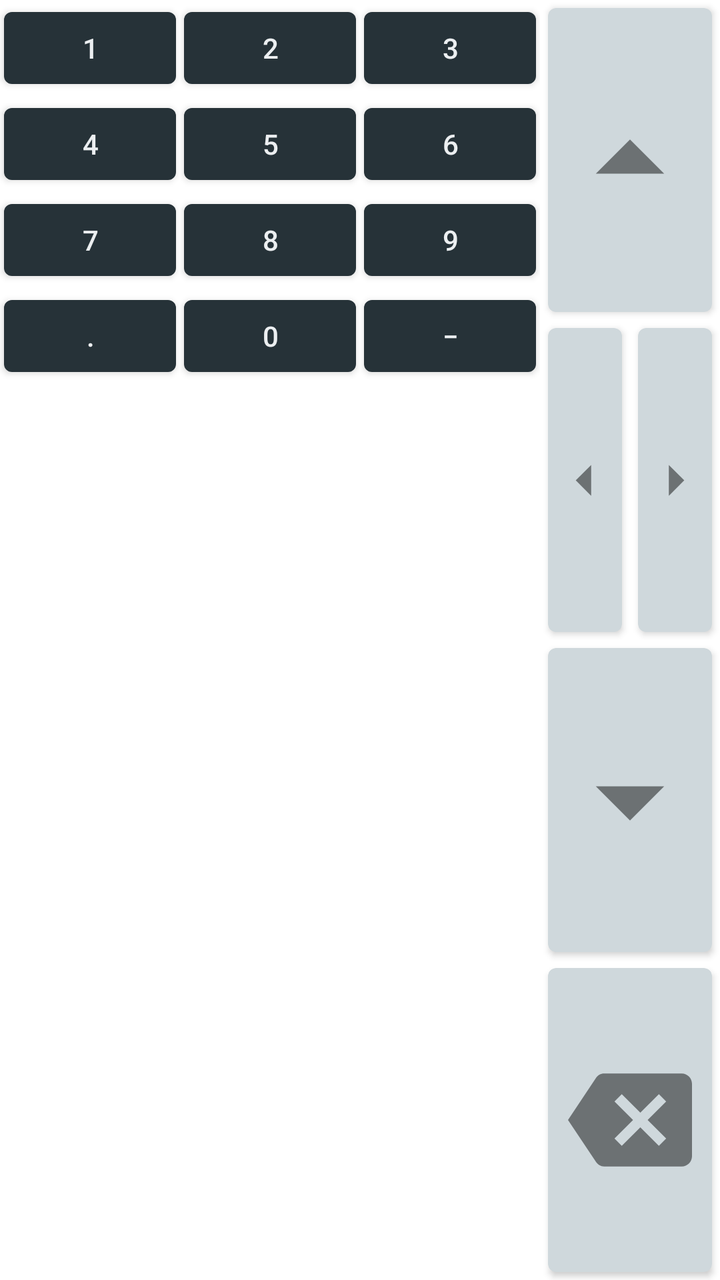
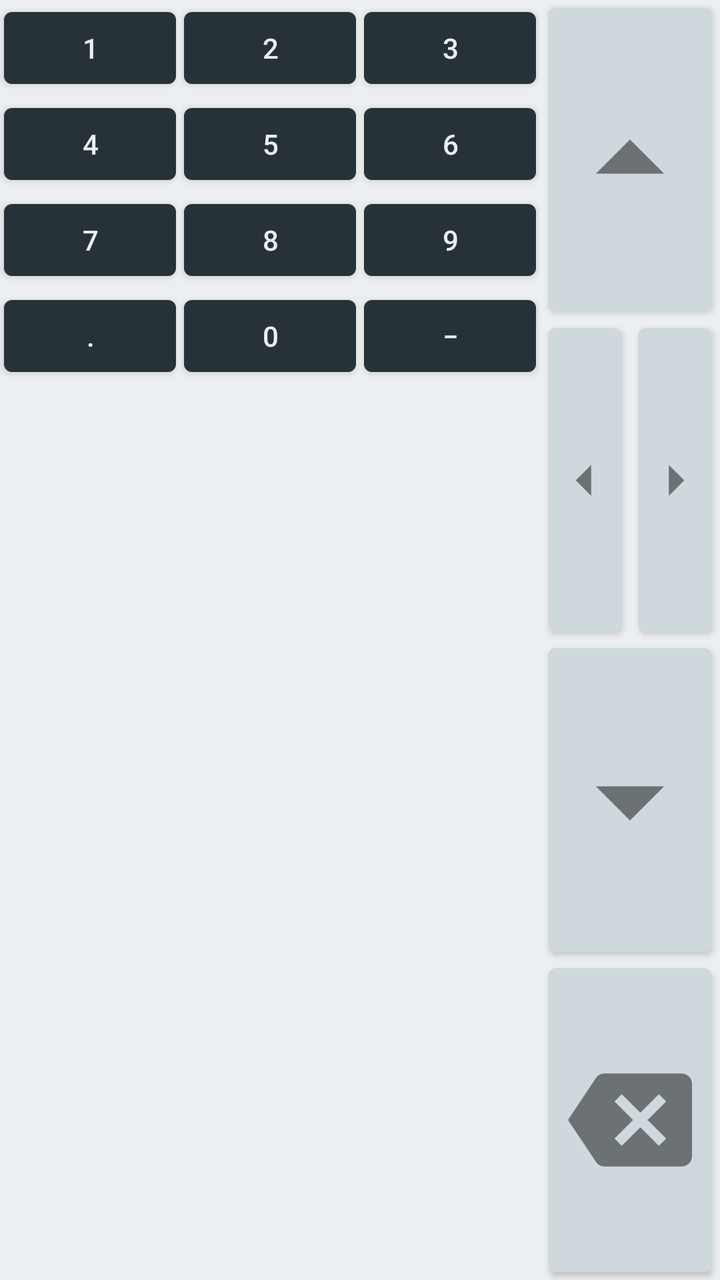

The first picture is an Android layout as it rendered before a commit; the second is the same layout after the commit. The layout source and the unified diff follow.
<!-- AndroidManifest.xml: application theme Theme.Matscape -->
<!-- res/layout/numpad_edit_matrix.xml -->
<?xml version="1.0" encoding="utf-8"?>
<LinearLayout xmlns:android="http://schemas.android.com/apk/res/android"
    xmlns:app="http://schemas.android.com/apk/res-auto"
    xmlns:tools="http://schemas.android.com/tools"
    android:layout_width="match_parent"
    android:layout_height="wrap_content"
    android:background="@color/home_numpad_bg_color"
    android:baselineAligned="false"
    android:orientation="horizontal">

    <LinearLayout
        android:layout_width="0dp"
        android:layout_height="wrap_content"
        android:layout_weight="1"
        android:orientation="vertical">

        <com.google.android.material.button.MaterialButton
            android:id="@+id/EditNumpad1"
            style="@style/EditMatrixFragMaterialButtons"
            android:text="@string/numpad1" />

        <com.google.android.material.button.MaterialButton
            android:id="@+id/EditNumpad4"
            style="@style/EditMatrixFragMaterialButtons"
            android:text="@string/numpad4" />

        <com.google.android.material.button.MaterialButton
            android:id="@+id/EditNumpad7"
            style="@style/EditMatrixFragMaterialButtons"
            android:text="@string/numpad7" />

        <com.google.android.material.button.MaterialButton
            android:id="@+id/EditNumpadDot"
            style="@style/EditMatrixFragMaterialButtons"
            android:text="@string/numpadDot" />

    </LinearLayout>

    <LinearLayout
        android:layout_width="0dp"
        android:layout_height="wrap_content"
        android:layout_weight="1"
        android:orientation="vertical">

        <com.google.android.material.button.MaterialButton
            android:id="@+id/EditNumpad2"
            style="@style/EditMatrixFragMaterialButtons"
            android:text="@string/numpad2" />

        <com.google.android.material.button.MaterialButton
            android:id="@+id/EditNumpad5"
            style="@style/EditMatrixFragMaterialButtons"
            android:text="@string/numpad5" />

        <com.google.android.material.button.MaterialButton
            android:id="@+id/EditNumpad8"
            style="@style/EditMatrixFragMaterialButtons"
            android:text="@string/numpad8" />

        <com.google.android.material.button.MaterialButton
            android:id="@+id/EditNumpad0"
            style="@style/EditMatrixFragMaterialButtons"
            android:text="@string/numpad0" />

    </LinearLayout>

    <LinearLayout
        android:layout_width="0dp"
        android:layout_height="wrap_content"
        android:layout_weight="1"
        android:orientation="vertical">

        <com.google.android.material.button.MaterialButton
            android:id="@+id/EditNumpad3"
            style="@style/EditMatrixFragMaterialButtons"
            android:text="@string/numpad3" />

        <com.google.android.material.button.MaterialButton
            android:id="@+id/EditNumpad6"
            style="@style/EditMatrixFragMaterialButtons"
            android:text="@string/numpad6" />

        <com.google.android.material.button.MaterialButton
            android:id="@+id/EditNumpad9"
            style="@style/EditMatrixFragMaterialButtons"
            android:text="@string/numpad9" />

        <com.google.android.material.button.MaterialButton
            android:id="@+id/EditNumpadMinus"
            style="@style/EditMatrixFragMaterialButtons"
            android:text="@string/numpadMinus" />

    </LinearLayout>

    <androidx.constraintlayout.widget.ConstraintLayout
        android:layout_width="0dp"
        android:layout_height="match_parent"
        android:layout_weight="1">

        <androidx.cardview.widget.CardView
            android:id="@+id/cardViewUp"
            style="@style/EditMatrixFragNumpadCardViews"
            android:layout_width="match_parent"
            android:layout_height="0dp"
            app:layout_constraintBottom_toTopOf="@+id/linearLayout13"
            app:layout_constraintTop_toTopOf="parent"
            tools:layout_editor_absoluteX="4dp">

            <ImageView
                android:id="@+id/EditNumpadUp"
                style="@style/EditMatrixFragNumpadImageBtns"
                android:contentDescription="@string/desc_edit_keyboard_focus_up"
                android:src="@drawable/ic_mat_edit_up" />
        </androidx.cardview.widget.CardView>

        <LinearLayout
            android:id="@+id/linearLayout13"
            android:layout_width="match_parent"
            android:layout_height="0dp"
            android:orientation="horizontal"
            app:layout_constraintBottom_toTopOf="@+id/cardViewDown"
            app:layout_constraintHeight_percent=".25"
            app:layout_constraintTop_toBottomOf="@+id/cardViewUp"
            tools:ignore="NestedWeights"
            tools:layout_editor_absoluteX="0dp">

            <androidx.cardview.widget.CardView
                style="@style/EditMatrixFragNumpadCardViews"
                android:layout_width="0dp"
                android:layout_height="match_parent">

                <ImageView
                    android:id="@+id/EditNumpadLeft"
                    style="@style/EditMatrixFragNumpadImageBtns"
                    android:contentDescription="@string/desc_edit_keyboard_focus_left"
                    android:src="@drawable/ic_mat_edit_left" />
            </androidx.cardview.widget.CardView>

            <androidx.cardview.widget.CardView
                style="@style/EditMatrixFragNumpadCardViews"
                android:layout_width="0dp"
                android:layout_height="match_parent">

                <ImageView
                    android:id="@+id/EditNumpadRight"
                    style="@style/EditMatrixFragNumpadImageBtns"
                    android:contentDescription="@string/desc_edit_keyboard_focus_right"
                    android:src="@drawable/ic_mat_edit_right" />
            </androidx.cardview.widget.CardView>

        </LinearLayout>

        <androidx.cardview.widget.CardView
            android:id="@+id/cardViewDown"
            style="@style/EditMatrixFragNumpadCardViews"
            android:layout_width="match_parent"
            android:layout_height="0dp"
            app:layout_constraintBottom_toTopOf="@+id/cardViewBackSpace"
            app:layout_constraintTop_toBottomOf="@+id/linearLayout13">

            <ImageView
                android:id="@+id/EditNumpadDown"
                style="@style/EditMatrixFragNumpadImageBtns"
                android:contentDescription="@string/desc_edit_keyboard_focus_down"
                android:src="@drawable/ic_mat_edit_down" />
        </androidx.cardview.widget.CardView>

        <androidx.cardview.widget.CardView
            android:id="@+id/cardViewBackSpace"
            style="@style/EditMatrixFragNumpadCardViews"
            android:layout_width="match_parent"
            android:layout_height="0dp"
            app:layout_constraintBottom_toBottomOf="parent"
            app:layout_constraintTop_toBottomOf="@+id/cardViewDown">

            <ImageView
                android:id="@+id/EditNumpadBackSpace"
                style="@style/EditMatrixFragNumpadImageBtns"
                android:contentDescription="@string/desc_keyboard_backspace"
                android:padding="10dp"
                android:src="@drawable/ic_mat_edit_backspace" />
        </androidx.cardview.widget.CardView>

    </androidx.constraintlayout.widget.ConstraintLayout>
</LinearLayout>
<!-- resources referenced by this layout -->
<resources>
  <color name="home_numpad_bg_color">#FFFFFF</color>
  <!-- drawable ic_mat_edit_down (drawable) -->
  <vector android:alpha="0.8" android:height="24dp"
      android:tint="?attr/colorControlNormal" android:viewportHeight="24"
      android:viewportWidth="24" android:width="24dp" xmlns:android="http://schemas.android.com/apk/res/android">
      <path android:fillColor="@android:color/white" android:pathData="M7,10l5,5 5,-5z"/>
  </vector>
  <!-- drawable ic_mat_edit_up (drawable) -->
  <vector android:alpha="0.8" android:height="24dp"
      android:tint="?attr/colorControlNormal" android:viewportHeight="24"
      android:viewportWidth="24" android:width="24dp" xmlns:android="http://schemas.android.com/apk/res/android">
      <path android:fillColor="@android:color/white" android:pathData="M7,14l5,-5 5,5z"/>
  </vector>
  <string name="desc_edit_keyboard_focus_down">Move Focus DOWN</string>
  <string name="desc_edit_keyboard_focus_left">Move Focus LEFT</string>
  
      ////for HomePage Keyboard
  <string name="desc_edit_keyboard_focus_right">Move Focus RIGHT</string>
  <string name="desc_edit_keyboard_focus_up">Move Focus UP</string>
  <string name="desc_keyboard_backspace">BackSpace</string>
  
      //for How to Use Section
  <string name="numpad0" translatable="false">0</string>
  <string name="numpad1" translatable="false">1</string>
  <string name="numpad2" translatable="false">2</string>
  <string name="numpad3" translatable="false">3</string>
  <string name="numpad4" translatable="false">4</string>
  <string name="numpad5" translatable="false">5</string>
  <string name="numpad6" translatable="false">6</string>
  <string name="numpad7" translatable="false">7</string>
  <string name="numpad8" translatable="false">8</string>
  <string name="numpad9" translatable="false">9</string>
  <string name="numpadDot" translatable="false">.</string>
  <string name="numpadMinus" translatable="false">‒</string>
  <style name="EditMatrixFragMaterialButtons">
          <item name="android:layout_width">wrap_content</item>
          <item name="android:layout_height">wrap_content</item>
          <item name="android:layout_marginStart">2dp</item>
          <item name="android:layout_marginEnd">2dp</item>
          <item name="background">@color/home_numpad_button_color</item>
          <item name="android:textColor">@color/home_numpad_text_color</item>
      </style>
  
      //for EditMatrixFragment Keypad Arrow CardViews
  <style name="EditMatrixFragNumpadCardViews">
          <item name="android:layout_weight">1</item>
          <item name="android:layout_margin">4dp</item>
          <item name="cardCornerRadius">4dp</item>
          <item name="android:backgroundTint">@color/home_numpad_mat_opr_bg_color</item>
      </style>
  
      //for EditMatrixFragment Keypad Arrow ImageViews
  <style name="Theme.Matscape" parent="Theme.MaterialComponents.DayNight.NoActionBar">
          
          <item name="colorPrimary">@color/blue_black</item>
          <item name="colorPrimaryVariant">@color/light_blue_black</item>
          <item name="colorOnPrimary">@color/white</item>
          
          <item name="colorSecondary">@color/blue_black</item>
          <item name="colorSecondaryVariant">@color/light_blue_black</item>
          <item name="colorOnSecondary">@color/black</item>
          
          <item name="android:statusBarColor" tools:targetApi="l">?attr/colorPrimary</item>
          
          <item name="android:textColor">@color/blue_black</item>
      </style>
  <color name="home_numpad_button_color">#212121</color>
  <color name="home_numpad_text_color">#ECEFF1</color>
  <color name="home_numpad_mat_opr_bg_color">#CFD8DC</color>
  <color name="blue_black">#263238</color>
  <color name="light_blue_black">#627077</color>
  <color name="white">#FFFFFFFF</color>
  <color name="black">#FF000000</color>
  <!-- unchanged entries left out for length: 4 -->
</resources>

<!-- the commit's change to res/layout/numpad_edit_matrix.xml (unified diff, before → after) -->
@@ -4,7 +4,7 @@
     xmlns:tools="http://schemas.android.com/tools"
     android:layout_width="match_parent"
     android:layout_height="wrap_content"
-    android:background="@color/home_numpad_bg_color"
+    android:background="@color/num_pad_bg_color"
     android:baselineAligned="false"
     android:orientation="horizontal">
 
<!-- resource entries referenced after the edit -->
@@ -1,6 +1,6 @@
 <!-- resources referenced by this layout -->
 <resources>
-  <color name="home_numpad_bg_color">#FFFFFF</color>
+  <color name="num_pad_bg_color">#ECEFF1</color>
   <!-- drawable ic_mat_edit_down (drawable) -->
   <vector android:alpha="0.8" android:height="24dp"
       android:tint="?attr/colorControlNormal" android:viewportHeight="24"
@@ -39,8 +39,8 @@
           <item name="android:layout_height">wrap_content</item>
           <item name="android:layout_marginStart">2dp</item>
           <item name="android:layout_marginEnd">2dp</item>
-          <item name="background">@color/home_numpad_button_color</item>
-          <item name="android:textColor">@color/home_numpad_text_color</item>
+          <item name="background">@color/material_button_bg_color</item>
+          <item name="android:textColor">@color/persistent_white_text_color</item>
       </style>
   
       //for EditMatrixFragment Keypad Arrow CardViews
@@ -48,7 +48,7 @@
           <item name="android:layout_weight">1</item>
           <item name="android:layout_margin">4dp</item>
           <item name="cardCornerRadius">4dp</item>
-          <item name="android:backgroundTint">@color/home_numpad_mat_opr_bg_color</item>
+          <item name="android:backgroundTint">@color/card_view_button_bg_color</item>
       </style>
   
       //for EditMatrixFragment Keypad Arrow ImageViews
@@ -64,11 +64,10 @@
           
           <item name="android:statusBarColor" tools:targetApi="l">?attr/colorPrimary</item>
           
-          <item name="android:textColor">@color/blue_black</item>
       </style>
-  <color name="home_numpad_button_color">#212121</color>
-  <color name="home_numpad_text_color">#ECEFF1</color>
-  <color name="home_numpad_mat_opr_bg_color">#CFD8DC</color>
+  <color name="material_button_bg_color">#212121</color>
+  <color name="persistent_white_text_color">#ECEFF1</color>
+  <color name="card_view_button_bg_color">#CFD8DC</color>
   <color name="blue_black">#263238</color>
   <color name="light_blue_black">#627077</color>
   <color name="white">#FFFFFFFF</color>
